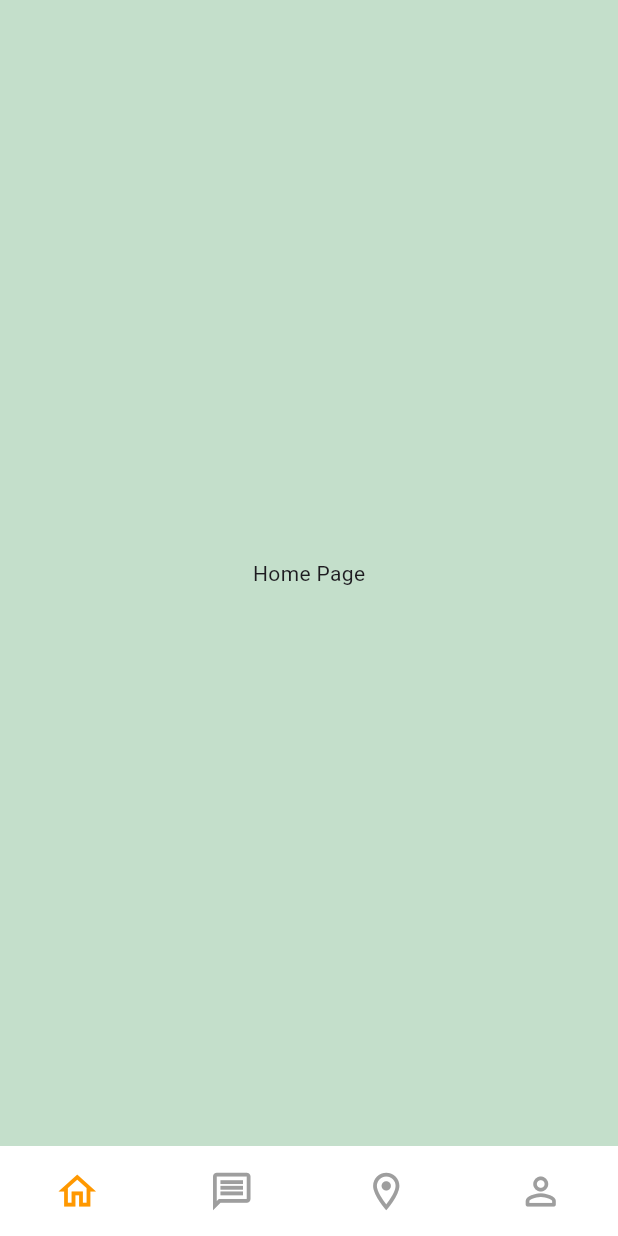
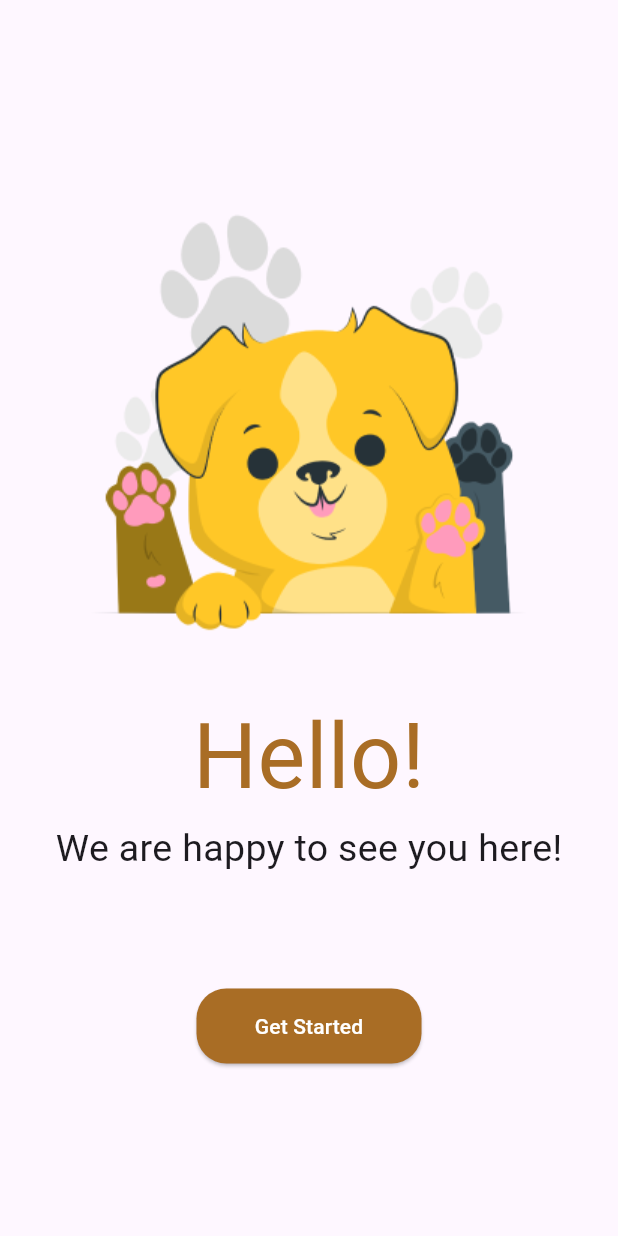
Before and after one commit to frdmn12/petHub, a Flutter app: the screen it shows after launch, on a phone screen of 412 x 824 dp. Run offline on Flutter 3.47's test engine with Material 3 defaults, Android fonts, the phone set to English and light mode, and no system bars; our stand-ins replace page_transition; Roboto replaces fonts that are missing (Rubik Bubbles); project files that could hold a hidden picture were left out.

Commit message:
welcome and login/register

```diff
--- a/lib/main.dart
+++ b/lib/main.dart
@@ -1,24 +1,16 @@
 import 'package:flutter/material.dart';
-import './pages/index.dart';
+import 'pages/introPages/welcome.dart';
+import 'pages/introPages/login.dart';
 
 void main() {
-  runApp(const MyApp());
+  runApp(MyApp());
 }
 
 class MyApp extends StatelessWidget {
-  const MyApp({super.key});
   @override
   Widget build(BuildContext context) {
     return MaterialApp(
-      title: "Bottom Navbar Demo",
-      debugShowCheckedModeBanner: false,
-      home: const Index(),
-      theme: ThemeData(
-        primaryColor: Color.fromARGB(255, 255, 255, 255),
-        splashColor: Colors.transparent,
-        highlightColor: Colors.transparent,
-        hoverColor: Colors.transparent,
-      ),
+      home: WelcomePage(),
     );
   }
 }
--- /dev/null
+++ b/lib/pages/introPages/welcome.dart
@@ -0,0 +1,54 @@
+import 'package:flutter/material.dart';
+import 'package:page_transition/page_transition.dart';
+import 'login.dart';
+
+class WelcomePage extends StatelessWidget {
+  @override
+  Widget build(BuildContext context) {
+    return Scaffold(
+      body: Center(
+        child: Column(
+          mainAxisAlignment: MainAxisAlignment.center,
+          children: [
+            Image(image: AssetImage('assets/images/Dogpaw.png')),
+            SizedBox(height: 20),
+            Text(
+              'Hello!',
+              style: TextStyle(
+                  fontSize: 60,
+                  fontFamily: 'Rubik Bubbles',
+                  color: Color(0xFFA96D25)),
+            ),
+            Text('We are happy to see you here!',
+                style: TextStyle(fontSize: 25)),
+            SizedBox(height: 75),
+            ElevatedButton(
+              onPressed: () {
+                Navigator.push(
+                  context,
+                  PageTransition(
+                    type: PageTransitionType.rightToLeftWithFade,
+                    duration: Duration(milliseconds: 1000),
+                    child: LoginPage(),
+                  ),
+                );
+              },
+              style: ElevatedButton.styleFrom(
+                primary: Color(0xFFA96D25), // Warna latar belakang tombol
+                onPrimary: Colors.white, // Warna teks tombol
+                minimumSize: Size(150, 50), // Ukuran tombol
+                shape: RoundedRectangleBorder(
+                  borderRadius: BorderRadius.circular(20), // Border radius
+                ),
+              ),
+              child: Text(
+                'Get Started',
+                style: TextStyle(fontFamily: 'Roboto'),
+              ),
+            ),
+          ],
+        ),
+      ),
+    );
+  }
+}
```
Also changed, not shown: lib/pages/introPages/login.dart (added, +117 -0 lines), lib/pages/introPages/register.dart (added, +119 -0 lines), lib/pages/mainPages/home.dart (added, +54 -0 lines), pubspec.yaml (+7 -21 lines), assets/fonts/RubikBubbles-Regular.ttf (added), assets/images/Dogpaw.png (added), assets/images/Paw.png (added), assets/images/Profile Photo.png (added), pubspec.lock.
